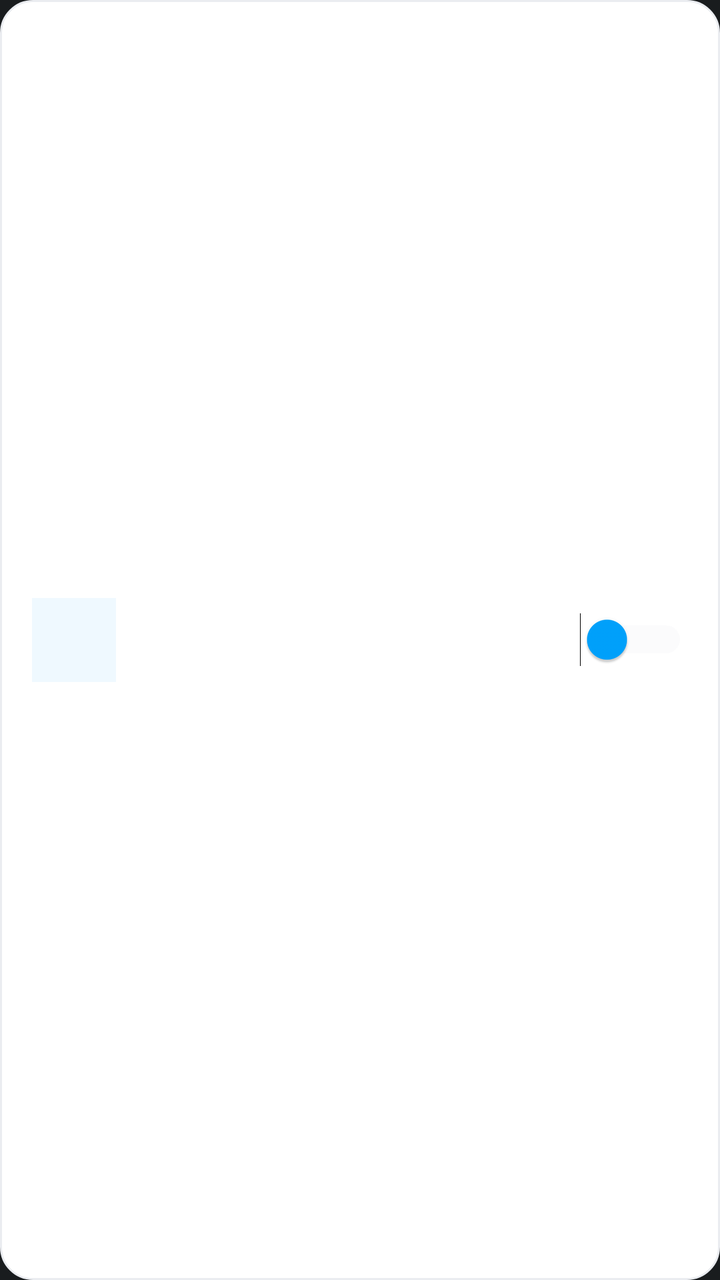
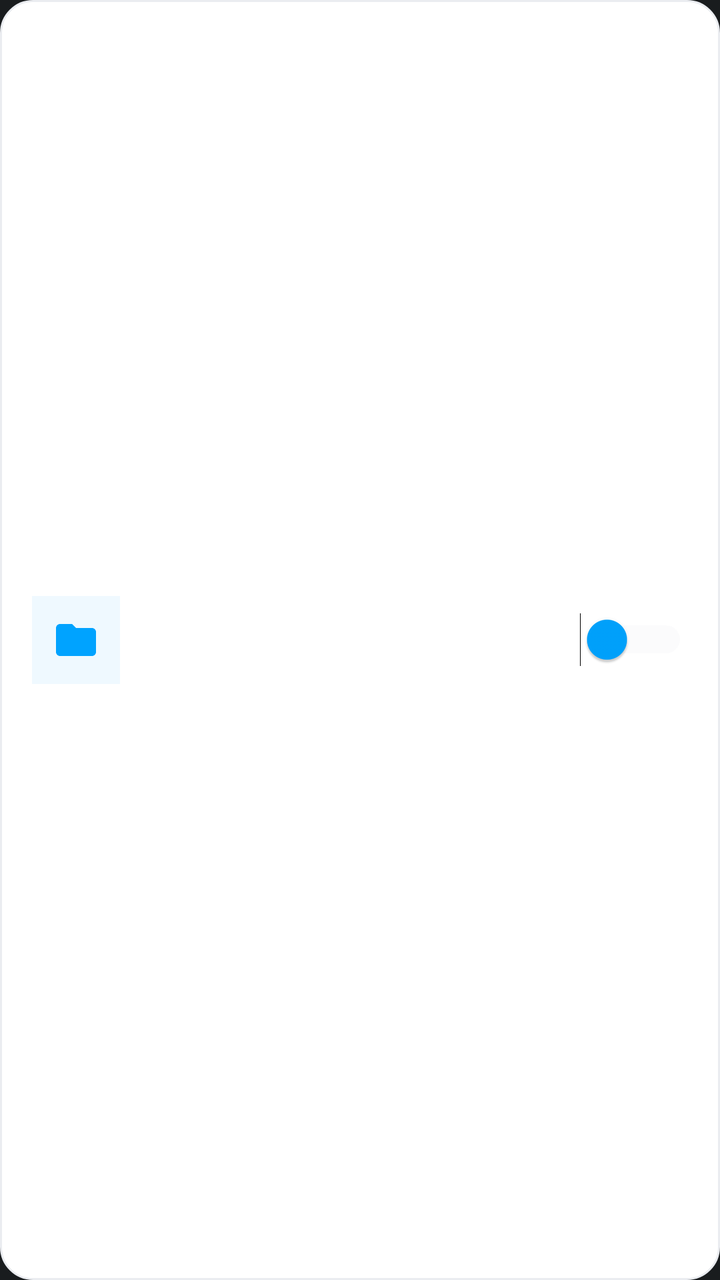

Before-and-after screenshots of an Android layout around one commit, followed by the original layout XML and the change that was made.
<!-- AndroidManifest.xml: application theme android:Theme.DeviceDefault.NoActionBar -->
<!-- res/layout/folder_item.xml -->
<?xml version="1.0" encoding="utf-8"?>
<LinearLayout xmlns:android="http://schemas.android.com/apk/res/android"
    xmlns:app="http://schemas.android.com/apk/res-auto"
    android:layout_width="match_parent"
    android:layout_height="wrap_content"
    android:layout_marginBottom="12dp"
    android:background="@drawable/search_bar_bg"
    android:orientation="horizontal"
    android:padding="16dp"
    android:gravity="center_vertical">

    <ImageView
        android:layout_width="42dp"
        android:layout_height="42dp"
        app:srcCompat="@drawable/ic_folder_modern"
        android:background="#1000A3FF"
        android:padding="8dp" />

    <LinearLayout
        android:layout_width="0dp"
        android:layout_height="wrap_content"
        android:layout_weight="1"
        android:orientation="vertical"
        android:layout_marginLeft="16dp">

        <TextView
            android:id="@+id/folderName"
            android:layout_width="wrap_content"
            android:layout_height="wrap_content"
            android:textSize="16sp"
            android:textColor="@color/text_title"
            android:textStyle="bold" />

        <TextView
            android:id="@+id/folderPath"
            android:layout_width="wrap_content"
            android:layout_height="wrap_content"
            android:textSize="11sp"
            android:textColor="@color/text_body"
            android:ellipsize="middle"
            android:singleLine="true" />
    </LinearLayout>

    <Switch
        android:id="@+id/backupSwitch"
        android:layout_width="wrap_content"
        android:layout_height="wrap_content"
        android:thumbTint="@color/brand_vibrant" />

</LinearLayout>
<!-- resources referenced by this layout -->
<resources>
  <color name="brand_vibrant">#00A3FF</color>
  <color name="text_body">#475467</color>
  <color name="text_title">#101828</color>
  <!-- drawable ic_folder_modern (drawable) -->
  <vector xmlns:android="http://schemas.android.com/apk/res/android"
      android:width="24dp" android:height="24dp" android:viewportWidth="24" android:viewportHeight="24">
      <path android:fillColor="#00A3FF" android:pathData="M20,18H4V8H20M20,6H12L10,4H4C2.89,4 2,4.89 2,6V18A2,2 0 0,0 4,20H20A2,2 0 0,0 22,18V8C22,6.89 21.1,6 20,6Z"/>
  </vector>
  <!-- drawable search_bar_bg (drawable) -->
  <shape xmlns:android="http://schemas.android.com/apk/res/android">
      <solid android:color="@color/surface_card" />
      <stroke android:width="1dp" android:color="@color/card_border" />
      <corners android:radius="16dp" />
  </shape>
  <color name="surface_card">#FFFFFF</color>
  <color name="card_border">#EAECF0</color>
</resources>

<!-- the commit's change to res/layout/folder_item.xml (unified diff, before → after) -->
@@ -1,6 +1,5 @@
 <?xml version="1.0" encoding="utf-8"?>
 <LinearLayout xmlns:android="http://schemas.android.com/apk/res/android"
-    xmlns:app="http://schemas.android.com/apk/res-auto"
     android:layout_width="match_parent"
     android:layout_height="wrap_content"
     android:layout_marginBottom="12dp"
@@ -9,12 +8,13 @@
     android:padding="16dp"
     android:gravity="center_vertical">
 
+    
     <ImageView
-        android:layout_width="42dp"
-        android:layout_height="42dp"
-        app:srcCompat="@drawable/ic_folder_modern"
+        android:layout_width="44dp"
+        android:layout_height="44dp"
+        android:src="@drawable/ic_folder_modern"
         android:background="#1000A3FF"
-        android:padding="8dp" />
+        android:padding="10dp" />
 
     <LinearLayout
         android:layout_width="0dp"
<!-- resource entries referenced after the edit -->
@@ -5,8 +5,13 @@
   <color name="text_title">#101828</color>
   <!-- drawable ic_folder_modern (drawable) -->
   <vector xmlns:android="http://schemas.android.com/apk/res/android"
-      android:width="24dp" android:height="24dp" android:viewportWidth="24" android:viewportHeight="24">
-      <path android:fillColor="#00A3FF" android:pathData="M20,18H4V8H20M20,6H12L10,4H4C2.89,4 2,4.89 2,6V18A2,2 0 0,0 4,20H20A2,2 0 0,0 22,18V8C22,6.89 21.1,6 20,6Z"/>
+      android:width="24dp"
+      android:height="24dp"
+      android:viewportWidth="24"
+      android:viewportHeight="24">
+      <path
+          android:fillColor="#00A3FF"
+          android:pathData="M10,4H4c-1.1,0 -1.99,0.9 -1.99,2L2,18c0,1.1 0.9,2 2,2h16c1.1,0 2,-0.9 2,-2V8c0,-1.1 -0.9,-2 -2,-2h-8l-2,-2z"/>
   </vector>
   <!-- drawable search_bar_bg (drawable) -->
   <shape xmlns:android="http://schemas.android.com/apk/res/android">
